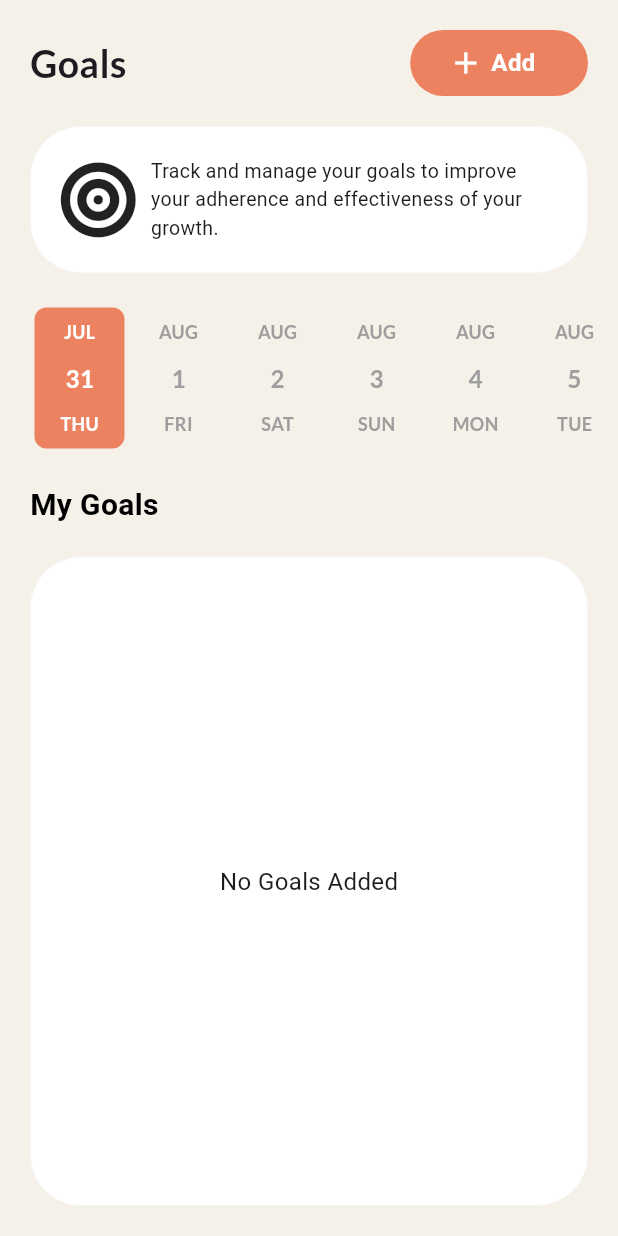
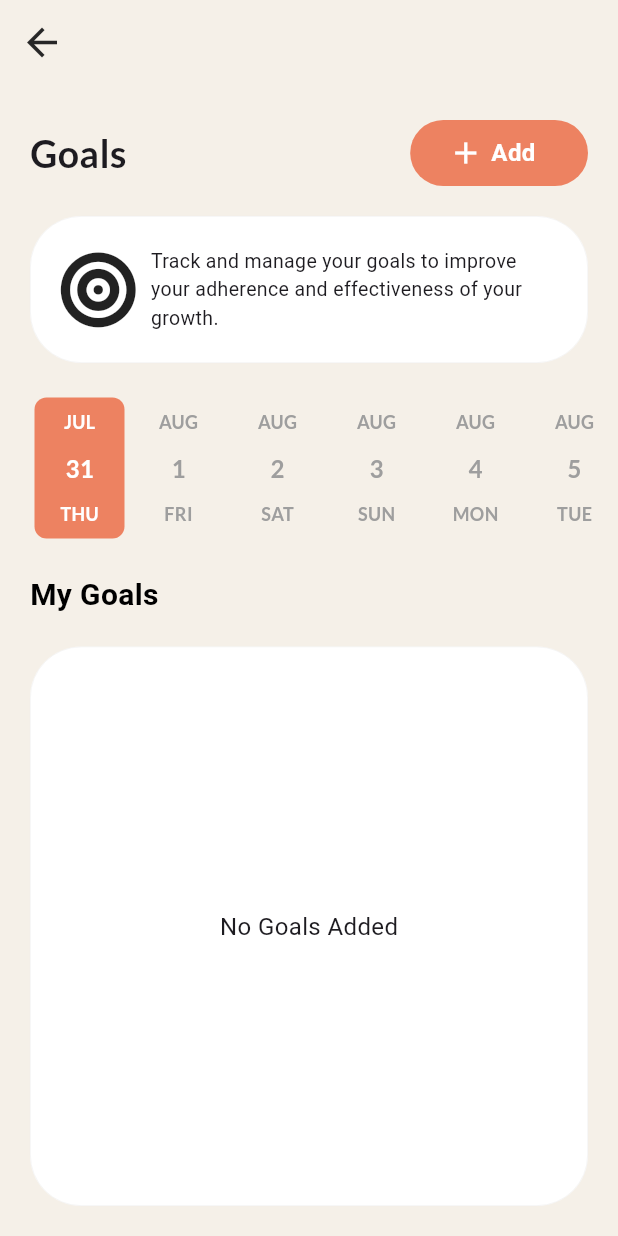
Before and after one commit to TshephangMogotsi/YouthSpot2025, a Flutter app: the screen it shows once a user with an empty profile is signed in, scrolled down 576 dp, after a tap on "Goals", on a phone screen of 412 x 824 dp. Run offline on Flutter 3.47's test engine with Material 3 defaults, Android fonts, the phone set to English and light mode, and no system bars; drawn by our look-alikes of date_picker_timeline; our stand-ins replace auto_size_text, awesome_notifications, cached_network_image, device_info_plus, dio, flutter_svg and 14 more; missing offline and left inert: maps_launcher, pdfx; accounts and stored records are empty; project files that could hold a hidden picture were left out.

Commit message:
replaced scaffold in auth with primaryscaffold

```diff
--- a/lib/screens/homepage/my_spot/goals/goals.dart
+++ b/lib/screens/homepage/my_spot/goals/goals.dart
@@ -2,6 +2,7 @@ import 'package:flutter/foundation.dart';
 import 'package:flutter/material.dart';
 import 'package:font_awesome_flutter/font_awesome_flutter.dart';
 import 'package:provider/provider.dart';
+import 'package:youthspot/global_widgets/primary_scaffold.dart';
 
 import '../../../../../config/constants.dart';
 import '../../../../../config/theme_manager.dart';
@@ -56,10 +57,8 @@ class _GoalsState extends State<Goals> {
     return ValueListenableBuilder<ThemeMode>(
         valueListenable: themeManager.themeMode,
         builder: (context, theme, child) {
-          return Scaffold(
-            backgroundColor:
-                theme == ThemeMode.dark ? darkmodeLight : backgroundColorLight,
-            body: SafeArea(
+          return PrimaryScaffold(
+          child: SafeArea(
               child: Column(
                 crossAxisAlignment: CrossAxisAlignment.start,
                 children: [
```
Also changed, not shown: pubspec.lock (added).
